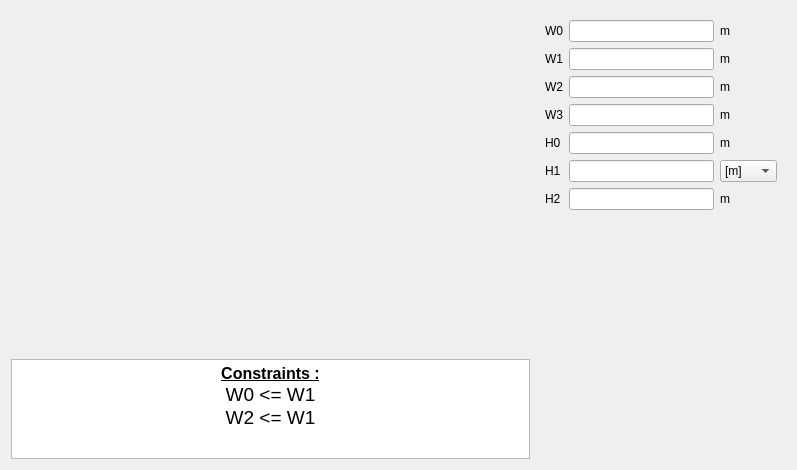
This is pyleecan/GUI/Dialog/DMachineSetup/SWSlot/PWSlot13/PWSlot13.ui in Eomys/pyleecan as Qt 5 draws it before an edit. The edited form follows.
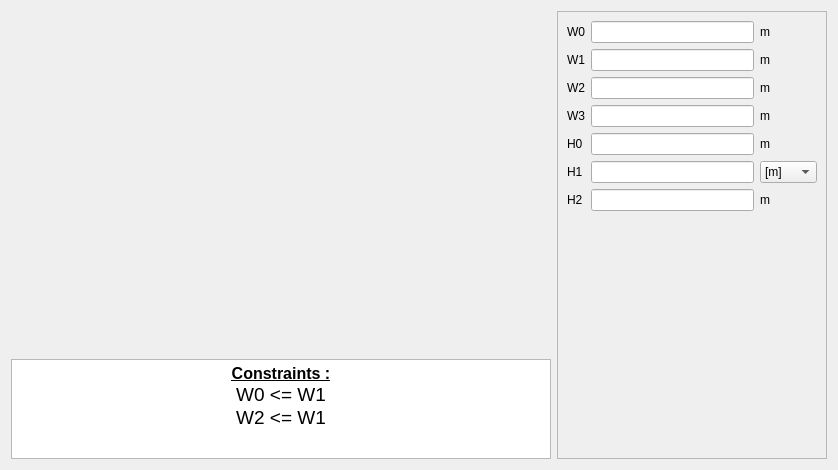
This is the edited form. Icons and pictures are not drawn. Custom widgets are drawn as their Qt base class.

Commit message: [CO] Scroll widget for right column

What changed in the file:
```diff
--- a/pyleecan/GUI/Dialog/DMachineSetup/SWSlot/PWSlot13/PWSlot13.ui
+++ b/pyleecan/GUI/Dialog/DMachineSetup/SWSlot/PWSlot13/PWSlot13.ui
@@ -6,7 +6,7 @@
    <rect>
     <x>0</x>
     <y>0</y>
-    <width>797</width>
+    <width>838</width>
     <height>470</height>
    </rect>
   </property>
@@ -87,18 +87,30 @@
     </layout>
    </item>
    <item>
-    <widget class="QWidget" name="widget" native="true">
+    <widget class="QScrollArea" name="scrollArea">
      <property name="minimumSize">
       <size>
-       <width>250</width>
+       <width>270</width>
        <height>0</height>
       </size>
      </property>
      <property name="maximumSize">
       <size>
-       <width>250</width>
+       <width>270</width>
        <height>16777215</height>
       </size>
+     </property>
+     <property name="widgetResizable">
+      <bool>true</bool>
+     </property>
+     <widget class="QWidget" name="scrollAreaWidgetContents">
+      <property name="geometry">
+       <rect>
+        <x>0</x>
+        <y>0</y>
+        <width>268</width>
+        <height>446</height>
+       </rect>
      </property>
      <layout class="QVBoxLayout" name="verticalLayout">
       <item>
@@ -253,6 +265,7 @@
        <widget class="WWSlotOut" name="w_out" native="true"/>
       </item>
      </layout>
+     </widget>
     </widget>
    </item>
   </layout>
```
Lines whose indentation alone changed are shown as unchanged. The commit also changes 84 other files.
